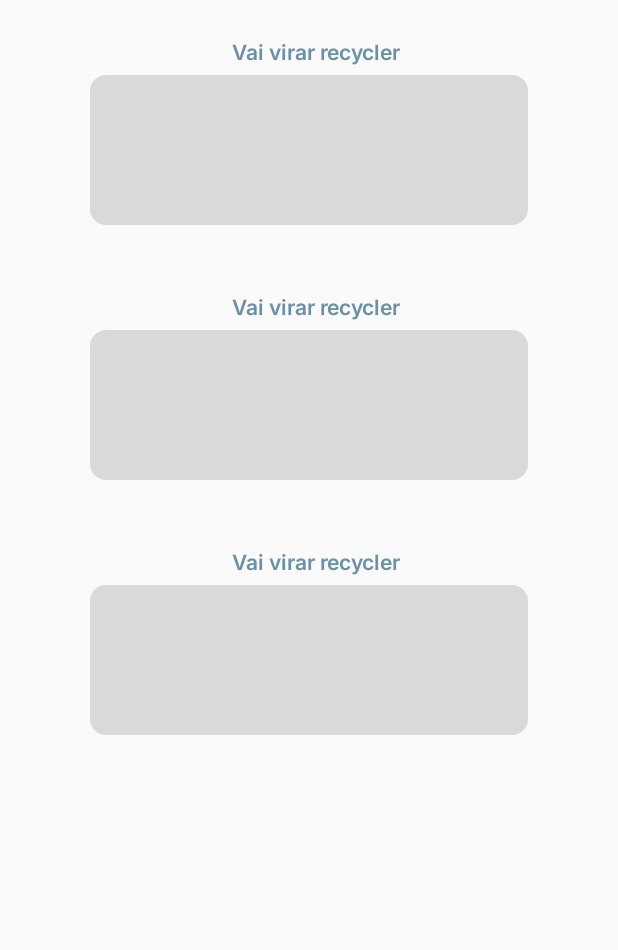
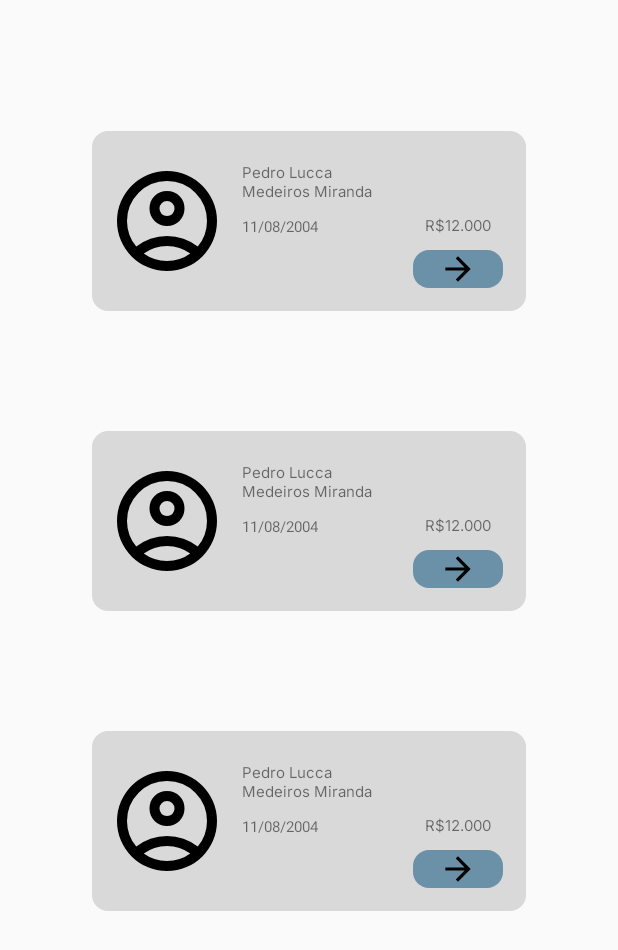
Before and after one commit to Monty-Aletheia/OdontoPrev-Mobile, an Android app: the layout fragment_consultation_list.xml on its own in the app's theme, with its tools: preview values and no code run, on a phone screen of 412 x 824 dp. Shown: the top 950 px of the screen. Run offline under Robolectric (Android 15) with nearby library versions, the phone set to English and light mode, and no system bars.

Commit message:
feat: adding recycler view
- New recycler view
- Adjusting Navigation Controller
- Littler adjusts at code

```diff
--- /dev/null
+++ b/app/src/main/java/br/com/fiap/challenge/adapter/ConsultationAdapter.kt
@@ -0,0 +1,19 @@
+package br.com.fiap.challenge.adapter
+
+import android.view.ViewGroup
+import androidx.recyclerview.widget.RecyclerView
+
+class ConsultationAdapter(val consultations: List<Consultation>) : RecyclerView.Adapter<RecyclerView.ViewHolder>() {
+
+    override fun onCreateViewHolder(parent: ViewGroup, viewType: Int): RecyclerView.ViewHolder {
+        TODO("Not yet implemented")
+    }
+
+    override fun getItemCount(): Int {
+        TODO("Not yet implemented")
+    }
+
+    override fun onBindViewHolder(holder: RecyclerView.ViewHolder, position: Int) {
+        TODO("Not yet implemented")
+    }
+}
--- a/app/src/main/java/br/com/fiap/challenge/animations/AnimationsManager.kt
+++ b/app/src/main/java/br/com/fiap/challenge/animations/AnimationsManager.kt
@@ -6,7 +6,7 @@ import br.com.fiap.challenge.models.FragmentType
 
 class AnimationsManager {
 
-    fun getExitAnimation(currentFragment: FragmentType, previousFragment: FragmentType? = null): Int {
+    private fun getExitAnimation(currentFragment: FragmentType, previousFragment: FragmentType? = null): Int {
         return when (currentFragment){
             FragmentType.PROFILE -> R.anim.slide_out_right
             FragmentType.LIST -> R.anim.slide_out_left
@@ -21,7 +21,7 @@ class AnimationsManager {
     }
 
 
-    fun getEnterAnimation(currentFragment: FragmentType,previousFragment: FragmentType? = null): Int {
+    private fun getEnterAnimation(currentFragment: FragmentType,previousFragment: FragmentType? = null): Int {
         return when(currentFragment){
             FragmentType.PROFILE -> R.anim.slide_in_left
             FragmentType.LIST -> R.anim.slide_in_right
--- a/app/src/main/java/br/com/fiap/challenge/ui/login/AddConsultationFragment.kt
+++ b/app/src/main/java/br/com/fiap/challenge/ui/login/AddConsultationFragment.kt
@@ -18,7 +18,7 @@ class AddConsultationFragment : Fragment() {
     override fun onCreateView(
         inflater: LayoutInflater, container: ViewGroup?,
         savedInstanceState: Bundle?
-    ): View? {
+    ): View {
         _binding = FragmentAddConsultationBinding.inflate(inflater, container, false)
         return binding.root
     }
--- a/app/src/main/java/br/com/fiap/challenge/ui/login/ConsultationListFragment.kt
+++ b/app/src/main/java/br/com/fiap/challenge/ui/login/ConsultationListFragment.kt
@@ -6,6 +6,7 @@ import android.view.LayoutInflater
 import android.view.View
 import android.view.ViewGroup
 import br.com.fiap.challenge.R
+import br.com.fiap.challenge.adapter.ConsultationAdapter
 import br.com.fiap.challenge.databinding.FragmentConsultationListBinding
 
 class ConsultationListFragment : Fragment() {
@@ -15,10 +16,17 @@ class ConsultationListFragment : Fragment() {
     override fun onCreateView(
         inflater: LayoutInflater, container: ViewGroup?,
         savedInstanceState: Bundle?
-    ): View? {
+    ): View {
         _binding = FragmentConsultationListBinding.inflate(inflater, container, false)
 
         return binding.root
+    }
+
+    override fun onViewCreated(view: View, savedInstanceState: Bundle?) {
+        super.onViewCreated(view, savedInstanceState)
+
+        binding.recyclerViewConsultationItem.adapter = ConsultationAdapter()
+
     }
 
     override fun onDestroyView() {
--- a/app/src/main/java/br/com/fiap/challenge/ui/login/LoginActivity.kt
+++ b/app/src/main/java/br/com/fiap/challenge/ui/login/LoginActivity.kt
@@ -11,7 +11,7 @@ import br.com.fiap.challenge.R
 import br.com.fiap.challenge.databinding.LoginActivityBinding
 
 class LoginActivity : AppCompatActivity() {
-    lateinit var binding: LoginActivityBinding;
+    private lateinit var binding: LoginActivityBinding;
 
     override fun onCreate(savedInstanceState: Bundle?) {
         super.onCreate(savedInstanceState)
--- a/app/src/main/java/br/com/fiap/challenge/ui/login/MenuActivity.kt
+++ b/app/src/main/java/br/com/fiap/challenge/ui/login/MenuActivity.kt
@@ -5,8 +5,7 @@ import androidx.activity.enableEdgeToEdge
 import androidx.appcompat.app.AppCompatActivity
 import androidx.core.view.ViewCompat
 import androidx.core.view.WindowInsetsCompat
-import androidx.navigation.NavController
-import androidx.navigation.fragment.NavHostFragment
+import androidx.navigation.findNavController
 import br.com.fiap.challenge.R
 import br.com.fiap.challenge.animations.AnimationsManager
 import br.com.fiap.challenge.databinding.ActivityMenuBinding
@@ -14,7 +13,6 @@ import br.com.fiap.challenge.models.FragmentType
 
 class MenuActivity : AppCompatActivity() {
     lateinit var binding: ActivityMenuBinding
-    private lateinit var navController: NavController
     private lateinit var animationsManager: AnimationsManager
     private var currentFragment: FragmentType = FragmentType.PROFILE
     private var previousFragment: FragmentType? = null
@@ -34,8 +32,6 @@ class MenuActivity : AppCompatActivity() {
             insets
         }
 
-        val navHostFragment = supportFragmentManager.findFragmentById(R.id.fragmentContainerView4) as NavHostFragment
-        navController = navHostFragment.navController
 
         animationsManager = AnimationsManager()
 
@@ -64,9 +60,9 @@ class MenuActivity : AppCompatActivity() {
         val navOptions = animationsManager.getNavOptionsFoFragment(destination, previousFragment)
 
         when (destination){
-            FragmentType.PROFILE -> navController.navigate(R.id.profileFragment, null, navOptions)
-            FragmentType.LIST -> navController.navigate(R.id.consultationListFragment, null, navOptions)
-            FragmentType.ADD -> navController.navigate(R.id.addConsultationFragment, null, navOptions)
+            FragmentType.PROFILE -> findNavController(R.id.fragmentContainerView).navigate(R.id.profileFragment, null, navOptions)
+            FragmentType.LIST -> findNavController(R.id.fragmentContainerView).navigate(R.id.consultationListFragment, null, navOptions)
+            FragmentType.ADD -> findNavController(R.id.fragmentContainerView).navigate(R.id.addConsultationFragment, null, navOptions)
         }
 
 
--- a/app/src/main/java/br/com/fiap/challenge/ui/login/ProfileFragment.kt
+++ b/app/src/main/java/br/com/fiap/challenge/ui/login/ProfileFragment.kt
@@ -16,7 +16,7 @@ class ProfileFragment : Fragment() {
     override fun onCreateView(
         inflater: LayoutInflater, container: ViewGroup?,
         savedInstanceState: Bundle?
-    ): View? {
+    ): View {
         _binding = FragmentProfileBinding.inflate(inflater, container, false)
         return binding.root
     }
--- a/app/src/main/res/drawable/arrow_forward_24dp_000000_fill0_wght400_grad0_opsz24.xml
+++ b/app/src/main/res/drawable/arrow_forward_24dp_000000_fill0_wght400_grad0_opsz24.xml
@@ -1,6 +1,6 @@
 <vector xmlns:android="http://schemas.android.com/apk/res/android"
-    android:width="50dp"
-    android:height="50dp"
+    android:width="25dp"
+    android:height="25dp"
     android:viewportWidth="960"
     android:viewportHeight="960">
   <path
--- /dev/null
+++ b/app/src/main/res/drawable/consultation_item_profile_icon.xml
@@ -0,0 +1,9 @@
+<vector xmlns:android="http://schemas.android.com/apk/res/android"
+    android:width="80dp"
+    android:height="80dp"
+    android:viewportWidth="960"
+    android:viewportHeight="960">
+  <path
+      android:pathData="M234,684q51,-39 114,-61.5T480,600q69,0 132,22.5T726,684q35,-41 54.5,-93T800,480q0,-133 -93.5,-226.5T480,160q-133,0 -226.5,93.5T160,480q0,59 19.5,111t54.5,93ZM480,520q-59,0 -99.5,-40.5T340,380q0,-59 40.5,-99.5T480,240q59,0 99.5,40.5T620,380q0,59 -40.5,99.5T480,520ZM480,880q-83,0 -156,-31.5T197,763q-54,-54 -85.5,-127T80,480q0,-83 31.5,-156T197,197q54,-54 127,-85.5T480,80q83,0 156,31.5T763,197q54,54 85.5,127T880,480q0,83 -31.5,156T763,763q-54,54 -127,85.5T480,880ZM480,800q53,0 100,-15.5t86,-44.5q-39,-29 -86,-44.5T480,680q-53,0 -100,15.5T294,740q39,29 86,44.5T480,800ZM480,440q26,0 43,-17t17,-43q0,-26 -17,-43t-43,-17q-26,0 -43,17t-17,43q0,26 17,43t43,17ZM480,380ZM480,740Z"
+      android:fillColor="#000"/>
+</vector>
--- a/app/src/main/res/layout/activity_menu.xml
+++ b/app/src/main/res/layout/activity_menu.xml
@@ -8,7 +8,7 @@
     tools:context=".ui.login.MenuActivity">
 
     <androidx.fragment.app.FragmentContainerView
-        android:id="@+id/fragmentContainerView4"
+        android:id="@+id/fragmentContainerView"
         android:name="androidx.navigation.fragment.NavHostFragment"
         android:layout_width="0dp"
         android:layout_height="0dp"
--- /dev/null
+++ b/app/src/main/res/layout/consultation_item.xml
@@ -0,0 +1,78 @@
+<?xml version="1.0" encoding="utf-8"?>
+<androidx.constraintlayout.widget.ConstraintLayout xmlns:android="http://schemas.android.com/apk/res/android"
+    xmlns:tools="http://schemas.android.com/tools"
+    android:layout_width="match_parent"
+    android:layout_height="200dp"
+    xmlns:app="http://schemas.android.com/apk/res-auto">
+
+
+    <View
+        android:id="@+id/consultationBackground"
+        android:layout_width="0dp"
+        android:layout_height="0dp"
+        android:layout_marginHorizontal="60dp"
+        android:layout_marginVertical="40dp"
+        android:background="@drawable/border_radius"
+        android:backgroundTint="@color/gray"
+        app:layout_constraintBottom_toBottomOf="parent"
+        app:layout_constraintEnd_toEndOf="parent"
+        app:layout_constraintStart_toStartOf="parent"
+        app:layout_constraintTop_toTopOf="parent" />
+
+    <ImageButton
+        android:id="@+id/arrowImageButton"
+        android:layout_width="60dp"
+        android:layout_height="25dp"
+        android:layout_margin="15dp"
+        android:background="@drawable/border_radius"
+        android:backgroundTint="@color/light_blue"
+        app:layout_constraintBottom_toBottomOf="@+id/consultationBackground"
+        app:layout_constraintEnd_toEndOf="@+id/consultationBackground"
+        app:srcCompat="@drawable/arrow_forward_24dp_000000_fill0_wght400_grad0_opsz24" />
+
+    <ImageView
+        android:id="@+id/profileImageConsultationItem"
+        android:layout_width="wrap_content"
+        android:layout_height="wrap_content"
+        android:fontFamily="@font/inter"
+        android:layout_margin="10dp"
+        app:layout_constraintBottom_toBottomOf="@+id/consultationBackground"
+        app:layout_constraintStart_toStartOf="@+id/consultationBackground"
+        app:layout_constraintTop_toTopOf="@+id/consultationBackground"
+        app:srcCompat="@drawable/consultation_item_profile_icon" />
+
+    <TextView
+        android:id="@+id/patientNameConsultationItem"
+        android:layout_width="0dp"
+        android:layout_height="wrap_content"
+        android:layout_marginStart="10dp"
+        android:textSize="10sp"
+        android:fontFamily="@font/inter"
+        android:layout_marginEnd="90dp"
+        app:layout_constraintEnd_toEndOf="@+id/consultationBackground"
+        app:layout_constraintStart_toEndOf="@+id/profileImageConsultationItem"
+        app:layout_constraintTop_toTopOf="@+id/profileImageConsultationItem"
+        tools:text="Pedro Lucca Medeiros Miranda" />
+
+    <TextView
+        android:id="@+id/consultationValueConsultaionItem"
+        android:layout_width="wrap_content"
+        android:layout_height="wrap_content"
+        android:textSize="10dp"
+        android:fontFamily="@font/inter"
+        android:layout_marginBottom="10dp"
+        app:layout_constraintBottom_toTopOf="@+id/arrowImageButton"
+        app:layout_constraintEnd_toEndOf="@+id/arrowImageButton"
+        app:layout_constraintStart_toStartOf="@+id/arrowImageButton"
+        tools:text="R$12.000" />
+
+    <TextView
+        android:id="@+id/consultationDateConsultationItem"
+        android:layout_width="wrap_content"
+        android:layout_height="wrap_content"
+        tools:text="11/08/2004"
+        android:textSize="10dp"
+        android:layout_marginTop="10dp"
+        app:layout_constraintStart_toStartOf="@+id/patientNameConsultationItem"
+        app:layout_constraintTop_toBottomOf="@+id/patientNameConsultationItem" />
+</androidx.constraintlayout.widget.ConstraintLayout>
--- a/app/src/main/res/layout/fragment_consultation_list.xml
+++ b/app/src/main/res/layout/fragment_consultation_list.xml
@@ -5,96 +5,15 @@
     android:layout_height="match_parent"
     xmlns:tools="http://schemas.android.com/tools">
 
-
-    <View
-        android:id="@+id/viewExample"
-        android:layout_width="0dp"
-        android:layout_height="100dp"
-        android:layout_marginStart="60dp"
-        android:layout_marginTop="50dp"
-        android:layout_marginEnd="60dp"
-        android:background="@drawable/border_radius"
-        android:backgroundTint="@color/gray"
-        android:ems="10"
-        android:padding="6dp"
-        app:layout_constraintHorizontal_bias="0.502"
+    <androidx.recyclerview.widget.RecyclerView
+        android:id="@+id/recyclerViewConsultationItem"
+        android:layout_width="409dp"
+        android:layout_height="729dp"
+        tools:layout_editor_absoluteX="1dp"
+        tools:layout_editor_absoluteY="1dp"
         app:layout_constraintTop_toTopOf="parent"
         app:layout_constraintEnd_toEndOf="parent"
         app:layout_constraintStart_toStartOf="parent"
-        />
-
-    <TextView
-        android:id="@+id/textExample"
-        android:layout_width="wrap_content"
-        android:layout_height="wrap_content"
-        android:layout_marginStart="10dp"
-        android:layout_marginBottom="6dp"
-        android:fontFamily="@font/inter_semibold"
-        android:text="Vai virar recycler"
-        android:textColor="@color/light_blue"
-        app:layout_constraintBottom_toTopOf="@+id/viewExample"
-        app:layout_constraintStart_toStartOf="@+id/viewExample"
-        app:layout_constraintEnd_toEndOf="@id/viewExample"/>
-
-    <View
-        android:id="@+id/viewExample2"
-        android:layout_width="0dp"
-        android:layout_height="100dp"
-        android:layout_marginStart="60dp"
-        android:layout_marginTop="170dp"
-        android:layout_marginEnd="60dp"
-        android:background="@drawable/border_radius"
-        android:backgroundTint="@color/gray"
-        android:ems="10"
-        android:padding="6dp"
-        app:layout_constraintHorizontal_bias="0.502"
-        app:layout_constraintTop_toTopOf="@id/viewExample"
-        app:layout_constraintEnd_toEndOf="parent"
-        app:layout_constraintStart_toStartOf="parent"
-        />
-
-    <TextView
-        android:id="@+id/textExample2"
-        android:layout_width="wrap_content"
-        android:layout_height="wrap_content"
-        android:layout_marginStart="10dp"
-        android:layout_marginBottom="6dp"
-        android:fontFamily="@font/inter_semibold"
-        android:text="Vai virar recycler"
-        android:textColor="@color/light_blue"
-        app:layout_constraintBottom_toTopOf="@+id/viewExample2"
-        app:layout_constraintStart_toStartOf="@+id/viewExample2"
-        app:layout_constraintEnd_toEndOf="@id/viewExample2"/>
-
-    <View
-        android:id="@+id/viewExample3"
-        android:layout_width="0dp"
-        android:layout_height="100dp"
-        android:layout_marginStart="60dp"
-        android:layout_marginTop="170dp"
-        android:layout_marginEnd="60dp"
-        android:background="@drawable/border_radius"
-        android:backgroundTint="@color/gray"
-        android:ems="10"
-        android:padding="6dp"
-        app:layout_constraintTop_toTopOf="@id/viewExample2"
-        app:layout_constraintEnd_toEndOf="parent"
-        app:layout_constraintStart_toStartOf="parent"
-        />
-
-    <TextView
-        android:id="@+id/textExample3"
-        android:layout_width="wrap_content"
-        android:layout_height="wrap_content"
-        android:layout_marginStart="10dp"
-        android:layout_marginBottom="6dp"
-        android:fontFamily="@font/inter_semibold"
-        android:text="Vai virar recycler"
-        android:textColor="@color/light_blue"
-        app:layout_constraintBottom_toTopOf="@+id/viewExample3"
-        app:layout_constraintStart_toStartOf="@+id/viewExample3"
-        app:layout_constraintEnd_toEndOf="@id/viewExample3"/>
-
-
-
+        app:layout_constraintBottom_toBottomOf="parent"
+        tools:listitem="@layout/consultation_item"/>
 </androidx.constraintlayout.widget.ConstraintLayout>
```
